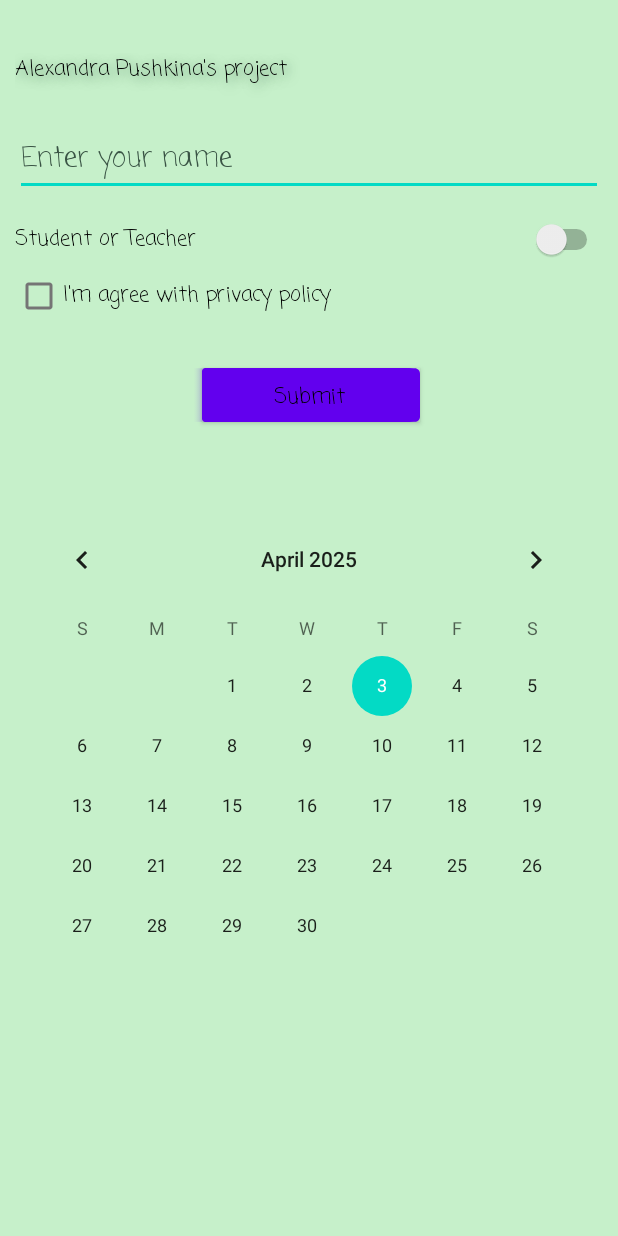
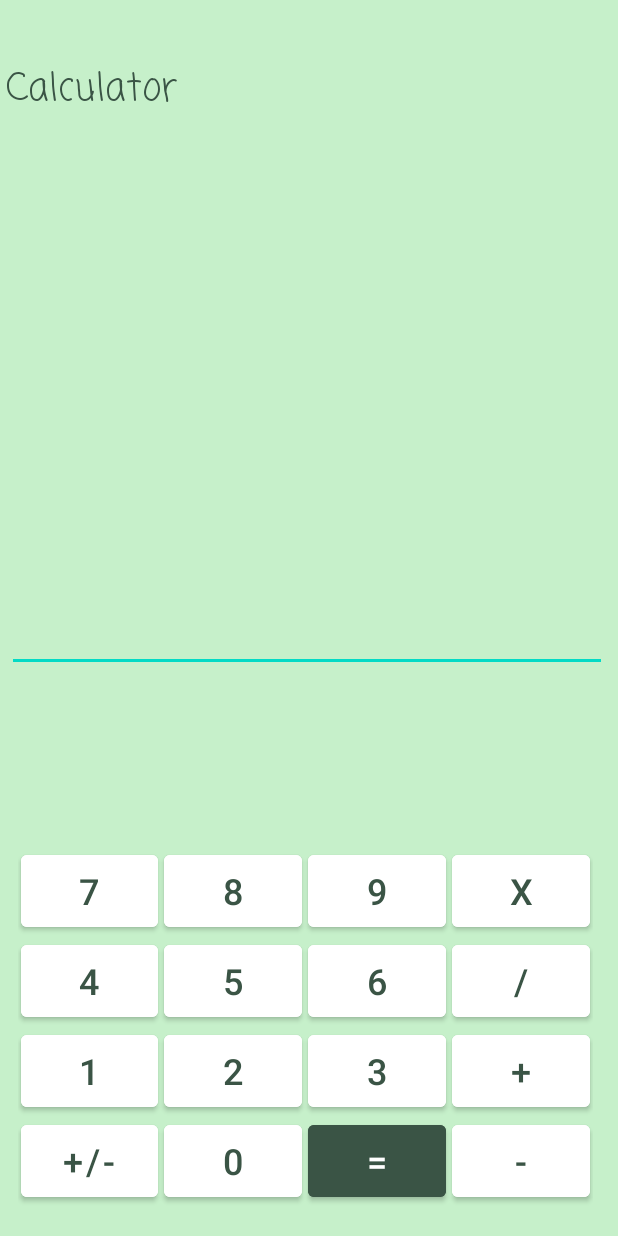
Before and after one commit to AlexandraPushkina/AndroidStudioJava, an Android app: the screen it shows after launch (MainActivity), on a phone screen of 412 x 824 dp. Run offline under Robolectric (Android 15) with nearby library versions, the phone set to English and light mode, and no system bars.

Commit message:
make mockup for calculator homework2

```diff
--- /dev/null
+++ b/homework2/app/src/main/res/drawable/button_background.xml
@@ -0,0 +1,4 @@
+<?xml version="1.0" encoding="utf-8"?>
+<selector xmlns:android="http://schemas.android.com/apk/res/android">
+
+</selector>
--- a/homework2/app/src/main/res/layout/activity_main.xml
+++ b/homework2/app/src/main/res/layout/activity_main.xml
@@ -6,71 +6,143 @@
     android:layout_height="match_parent"
     android:background="@color/mint">
 
-    <LinearLayout
-        android:layout_width="match_parent"
-        android:layout_height="match_parent"
-        android:layout_margin="10dp"
-        android:orientation="vertical"
-        tools:layout_editor_absoluteX="15dp"
-        tools:layout_editor_absoluteY="15dp">
-
     <TextView
         android:id="@+id/textView"
-            android:layout_width="match_parent"
-            android:layout_height="31dp"
-            android:layout_marginTop="25dp"
-            android:layout_marginBottom="15dp"
+        android:layout_width="wrap_content"
+        android:layout_height="wrap_content"
+        android:layout_marginStart="4dp"
+        android:layout_marginTop="40dp"
         android:fontFamily="casual"
-            android:shadowColor="#990F4528"
-            android:shadowDx="3"
-            android:shadowDy="3"
-            android:shadowRadius="9"
-            android:text="Alexandra Pushkina's project"
-            android:textColor="@color/black" />
+        android:text="@string/logoText"
+        android:textColor="@color/greenText"
+        android:textSize="25sp"
+        app:layout_constraintStart_toStartOf="parent"
+        app:layout_constraintTop_toTopOf="parent" />
 
     <EditText
-            android:id="@+id/editTextText"
-            android:layout_width="match_parent"
+        android:id="@+id/result"
+        android:layout_width="wrap_content"
         android:layout_height="wrap_content"
-            android:layout_marginBottom="15dp"
+        android:layout_marginTop="400dp"
+        android:autofillHints=""
         android:ems="10"
-            android:fontFamily="casual"
-            android:inputType="text"
+        android:inputType="number"
+        android:minWidth="400dp"
         android:minHeight="48dp"
-            android:text="Enter your name"
-            android:textColor="@color/greenText" />
+        app:layout_constraintEnd_toEndOf="parent"
+        app:layout_constraintHorizontal_bias="0.363"
+        app:layout_constraintStart_toStartOf="parent"
+        app:layout_constraintTop_toTopOf="parent"
+        tools:ignore="LabelFor" />
 
-        <Switch
-            android:id="@+id/switch1"
-            android:layout_width="match_parent"
-            android:layout_height="wrap_content"
-            android:fontFamily="casual"
-            android:text="Student or Teacher" />
+    <TableLayout
+        android:layout_width="383dp"
+        android:layout_height="260dp"
+        app:layout_constraintBottom_toBottomOf="parent"
+        app:layout_constraintEnd_toEndOf="parent"
+        app:layout_constraintHorizontal_bias="0.428"
+        app:layout_constraintStart_toStartOf="parent"
+        app:layout_constraintTop_toBottomOf="@+id/result"
+        app:layout_constraintVertical_bias="1.0">
 
-        <CheckBox
-            android:id="@+id/checkBox"
-            android:layout_width="match_parent"
-            android:layout_height="wrap_content"
-            android:layout_marginBottom="20dp"
-            android:fontFamily="casual"
-            android:text="I'm agree with privacy policy" />
+        <TableRow
+            android:id="@+id/calculatorRow1"
+            style="@style/CalculatorRow">
 
             <Button
-            android:id="@+id/button"
-            style="@android:style/Widget.Button.Inset"
-            android:layout_width="153dp"
-            android:layout_height="wrap_content"
-            android:layout_gravity="center"
-            android:width="50dp"
-            android:fontFamily="casual"
-            android:text="Submit"
-            app:strokeWidth="50dp" />
+                android:id="@+id/digit7"
+                style="@style/CalculatorButton"
+                android:text="@string/digit7" />
 
-        <CalendarView
-            android:id="@+id/calendarView"
-            android:layout_width="match_parent"
-            android:layout_height="wrap_content"
-            android:layout_gravity="bottom|center"
-            android:layout_marginTop="50dp" />
-    </LinearLayout>
+            <Button
+                android:id="@+id/digit8"
+                style="@style/CalculatorButton"
+                android:text="@string/digit8" />
+
+            <Button
+                android:id="@+id/digit9"
+                style="@style/CalculatorButton"
+                android:text="@string/digit9" />
+
+            <Button
+                android:id="@+id/multiple"
+                style="@style/CalculatorButton"
+                android:text="@string/multiple" />
+        </TableRow>
+
+        <TableRow
+            android:id="@+id/calculatorRow2"
+            style="@style/CalculatorRow">
+
+            <Button
+                android:id="@+id/digit4"
+                style="@style/CalculatorButton"
+                android:text="@string/digit4" />
+
+            <Button
+                android:id="@+id/digit5"
+                style="@style/CalculatorButton"
+                android:text="@string/digit5" />
+
+            <Button
+                android:id="@+id/digit6"
+                style="@style/CalculatorButton"
+                android:text="@string/digit6" />
+
+            <Button
+                android:id="@+id/division"
+                style="@style/CalculatorButton"
+                android:text="@string/division" />
+        </TableRow>
+
+        <TableRow
+            android:id="@+id/calculatorRow3"
+            style="@style/CalculatorRow">
+
+            <Button
+                android:id="@+id/digit1"
+                style="@style/CalculatorButton"
+                android:text="@string/digit1" />
+
+            <Button
+                android:id="@+id/digit2"
+                style="@style/CalculatorButton"
+                android:text="@string/digit2" />
+
+            <Button
+                android:id="@+id/digit3"
+                style="@style/CalculatorButton"
+                android:text="@string/digit3" />
+
+            <Button
+                android:id="@+id/plus"
+                style="@style/CalculatorButton"
+                android:text="@string/plus" />
+        </TableRow>
+
+        <TableRow
+            android:id="@+id/calculatorRow4"
+            style="@style/CalculatorRow">
+
+            <Button
+                android:id="@+id/plusMinus"
+                style="@style/CalculatorButton"
+                android:text="@string/plusMinus" />
+
+            <Button
+                android:id="@+id/digit0"
+                style="@style/CalculatorButton"
+                android:text="@string/digit0" />
+
+            <Button
+                android:id="@+id/equal"
+                style="@style/CalculatorButtonEqual"
+                android:text="@string/equal" />
+
+            <Button
+                android:id="@+id/minus"
+                style="@style/CalculatorButton"
+                android:text="@string/minus" />
+        </TableRow>
+    </TableLayout>
 </androidx.constraintlayout.widget.ConstraintLayout>
--- a/homework2/app/src/main/res/values/strings.xml
+++ b/homework2/app/src/main/res/values/strings.xml
@@ -1,3 +1,20 @@
 <resources>
     <string name="app_name">homework1</string>
+    <string name="logoText">Calculator</string>
+    <string name = "digit1">1</string>
+    <string name = "digit2">2</string>
+    <string name = "digit3">3</string>
+    <string name = "digit4">4</string>
+    <string name = "digit5">5</string>
+    <string name = "digit6">6</string>
+    <string name = "digit7">7</string>
+    <string name = "digit8">8</string>
+    <string name = "digit9">9</string>
+    <string name = "digit0">0</string>
+    <string name = "minus">-</string>
+    <string name = "plus">+</string>
+    <string name = "division">/</string>
+    <string name = "multiple">x</string>
+    <string name = "plusMinus">+/-</string>
+    <string name = "equal">=</string>
 </resources>
--- /dev/null
+++ b/homework2/app/src/main/res/values/styles.xml
@@ -0,0 +1,34 @@
+<?xml version="1.0" encoding="utf-8"?>
+<resources>
+
+    <style name="CalculatorButton">
+        <item name="android:layout_width">match_parent</item>
+        <item name="android:layout_height">60dp</item>
+        <item name="android:layout_weight">1</item> <!-- Для равномерного распределения кнопок -->
+        <item name="android:layout_marginRight">2sp</item>
+        <item name="android:layout_marginLeft">2sp</item>
+        <item name="android:textSize">24sp</item>
+        <item name="android:textColor">@color/greenText</item>
+        <item name="android:backgroundTint">@color/white</item>
+        <item name="android:strokeColor">@color/greenText</item>
+        <item name="android:strokeWidth">2</item>
+    </style>
+
+    <style name="CalculatorButtonEqual">
+        <item name="android:layout_width">match_parent</item>
+        <item name="android:layout_height">match_parent</item>
+        <item name="android:layout_weight">1</item> <!-- Для равномерного распределения кнопок -->
+        <item name="android:layout_marginRight">2sp</item>
+        <item name="android:layout_marginLeft">2sp</item>
+        <item name="android:textSize">24sp</item>
+        <item name="android:textColor">@color/white</item>
+        <item name="android:backgroundTint">@color/greenText</item>
+    </style>
+
+    <style name="CalculatorRow">
+        <item name = "android:layout_width">match_parent</item>
+        <item name = "android:layout_height">match_parent</item>
+    </style>
+
+
+</resources>
```
Lines whose indentation alone changed are shown as unchanged.
